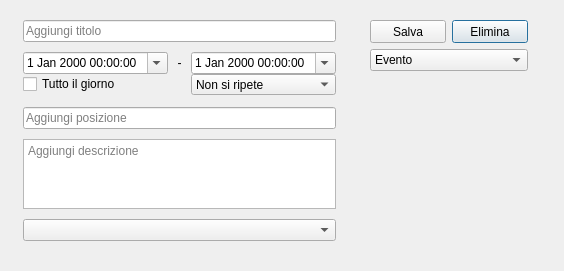
Qt form CalendarToDoList/widgets/createeventform.ui (DarthReca/calendar-to-do-list) before a commit.
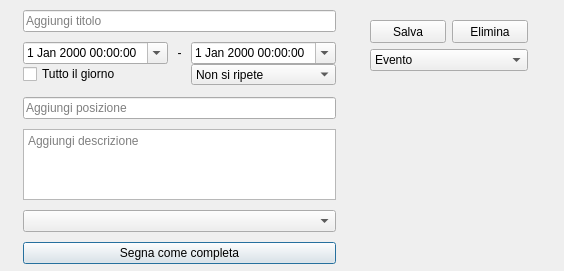
The same form after that commit. Icons and pictures are not drawn.

What changed in the file:
```diff
--- a/CalendarToDoList/widgets/createeventform.ui
+++ b/CalendarToDoList/widgets/createeventform.ui
@@ -17,9 +17,9 @@
    <property name="geometry">
     <rect>
      <x>10</x>
-     <y>20</y>
+     <y>10</y>
      <width>326</width>
-     <height>221</height>
+     <height>254</height>
     </rect>
    </property>
    <layout class="QFormLayout" name="formLayout">
@@ -182,6 +182,13 @@
     <item row="4" column="1">
      <widget class="QComboBox" name="taskLists"/>
     </item>
+    <item row="5" column="1">
+     <widget class="QPushButton" name="completionButton">
+      <property name="text">
+       <string>Segna come completa</string>
+      </property>
+     </widget>
+    </item>
    </layout>
   </widget>
   <widget class="QWidget" name="horizontalLayoutWidget">
```
